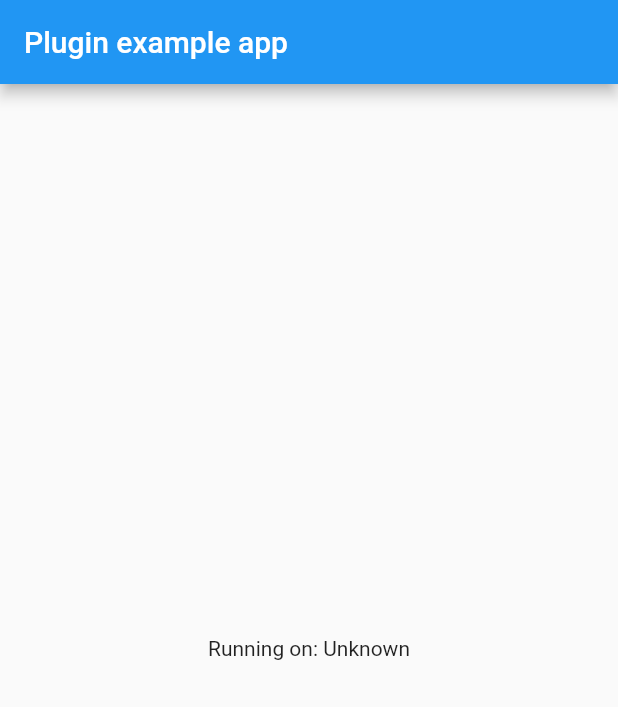
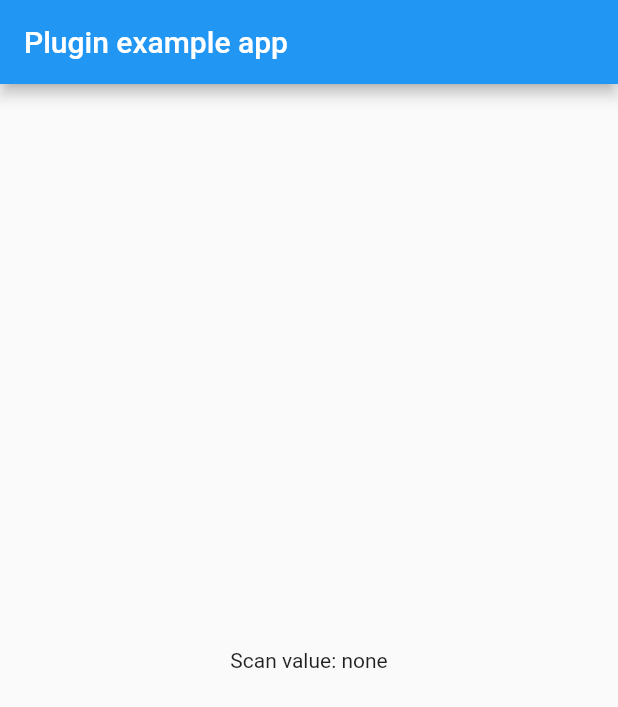
Before and after one commit to FrenkyDema/qrcode_barcode_scanner, a Flutter app: the screen it shows after launch, on a phone screen of 412 x 824 dp. Shown: the top 707 px of the screen. Run offline on Flutter 3.47's test engine with Material 2 defaults, Android fonts, the phone set to English and light mode, and no system bars.

Commit message:
example update

```diff
--- a/example/lib/main.dart
+++ b/example/lib/main.dart
@@ -1,7 +1,4 @@
 import 'package:flutter/material.dart';
-import 'dart:async';
-
-import 'package:flutter/services.dart';
 import 'package:flutter_barcode_keyboard_listener/flutter_barcode_keyboard_listener.dart';
 
 void main() {
@@ -16,35 +13,18 @@ class MyApp extends StatefulWidget {
 }
 
 class _MyAppState extends State<MyApp> {
-  String _platformVersion = 'Unknown';
-  final _flutterBarcodeKeyboardListenerPlugin = FlutterBarcodeKeyboardListener();
+  String? _scanValue;
 
   @override
   void initState() {
     super.initState();
-    initPlatformState();
-  }
-
-  // Platform messages are asynchronous, so we initialize in an async method.
-  Future<void> initPlatformState() async {
-    String platformVersion;
-    // Platform messages may fail, so we use a try/catch PlatformException.
-    // We also handle the message potentially returning null.
-    try {
-      platformVersion =
-          await _flutterBarcodeKeyboardListenerPlugin.getPlatformVersion() ?? 'Unknown platform version';
-    } on PlatformException {
-      platformVersion = 'Failed to get platform version.';
-    }
-
-    // If the widget was removed from the tree while the asynchronous platform
-    // message was in flight, we want to discard the reply rather than calling
-    // setState to update our non-existent appearance.
-    if (!mounted) return;
-
-    setState(() {
-      _platformVersion = platformVersion;
-    });
+    BarcodeListener(
+      onBarcodeScannedCallback: (String value) => setState(
+        () {
+          _scanValue = value;
+        },
+      ),
+    );
   }
 
   @override
@@ -55,7 +35,7 @@ class _MyAppState extends State<MyApp> {
           title: const Text('Plugin example app'),
         ),
         body: Center(
-          child: Text('Running on: $_platformVersion\n'),
+          child: Text('Scan value: ${_scanValue ?? "none"}'),
         ),
       ),
     );
```
Also changed, not shown: 1 other file.
